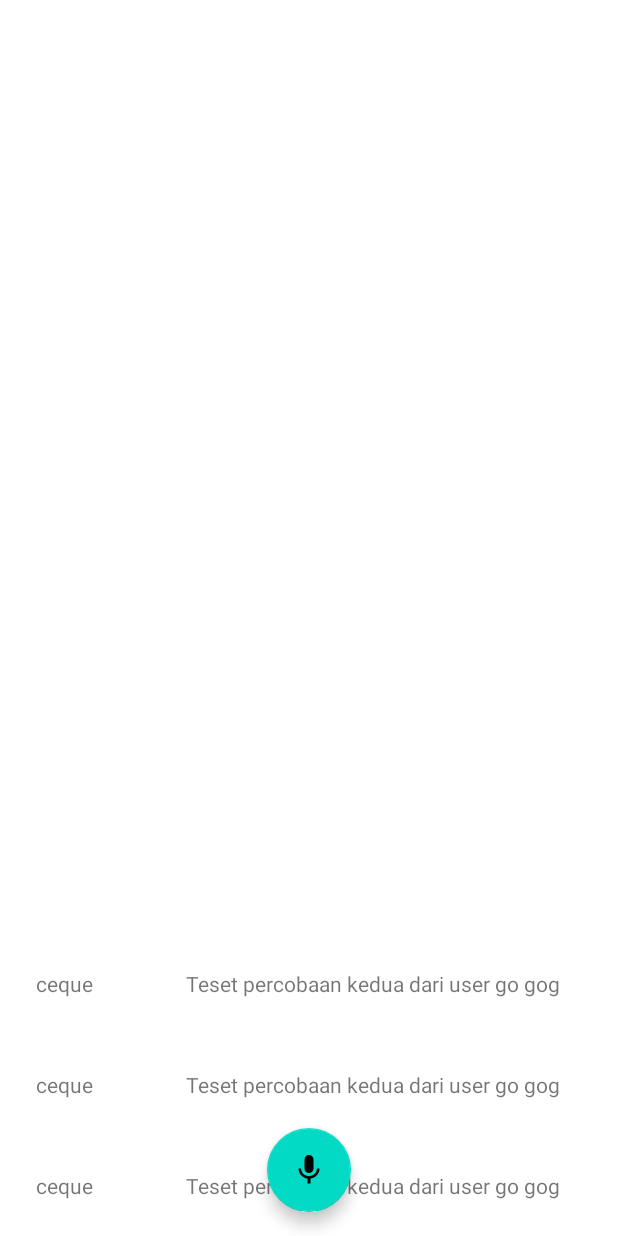
After one commit to B21-CAP0302-Jasoyah-Doandeh-Team/EnkrateiaApp-AndroidFrontEnd, an Android app: the layout fragment_chat.xml on its own in the app's theme, with its tools: preview values and no code run, on a phone screen of 412 x 824 dp. The commit adds this screen. Run offline under Robolectric (Android 15) with nearby library versions, the phone set to English and light mode, and no system bars.

Commit message:
item message and chat fragmenr

```diff
--- a/app/src/main/AndroidManifest.xml
+++ b/app/src/main/AndroidManifest.xml
@@ -1,6 +1,9 @@
 <?xml version="1.0" encoding="utf-8"?>
 <manifest xmlns:android="http://schemas.android.com/apk/res/android"
     package="ml.jasoyahdoandehgroup.androidteam.enkrateiaapp">
+
+    <uses-permission android:name="android.permission.INTERNET" />
+    <uses-permission android:name="android.permission.RECORD_AUDIO" />
 
     <application
         android:allowBackup="true"
--- /dev/null
+++ b/app/src/main/java/ml/jasoyahdoandehgroup/androidteam/enkrateiaapp/ui/chat/ChatFragment.kt
@@ -0,0 +1,12 @@
+package ml.jasoyahdoandehgroup.androidteam.enkrateiaapp.ui.chat
+
+import android.os.Bundle
+import androidx.fragment.app.Fragment
+import android.view.LayoutInflater
+import android.view.View
+import android.view.ViewGroup
+import ml.jasoyahdoandehgroup.androidteam.enkrateiaapp.R
+
+class ChatFragment : Fragment() {
+
+}
--- /dev/null
+++ b/app/src/main/res/drawable/ic_baseline_mic_24.xml
@@ -0,0 +1,10 @@
+<vector xmlns:android="http://schemas.android.com/apk/res/android"
+    android:width="24dp"
+    android:height="24dp"
+    android:viewportWidth="24"
+    android:viewportHeight="24"
+    android:tint="?attr/colorControlNormal">
+  <path
+      android:fillColor="@android:color/white"
+      android:pathData="M12,14c1.66,0 2.99,-1.34 2.99,-3L15,5c0,-1.66 -1.34,-3 -3,-3S9,3.34 9,5v6c0,1.66 1.34,3 3,3zM17.3,11c0,3 -2.54,5.1 -5.3,5.1S6.7,14 6.7,11L5,11c0,3.41 2.72,6.23 6,6.72L11,21h2v-3.28c3.28,-0.48 6,-3.3 6,-6.72h-1.7z"/>
+</vector>
--- /dev/null
+++ b/app/src/main/res/layout/fragment_chat.xml
@@ -0,0 +1,26 @@
+<?xml version="1.0" encoding="utf-8"?>
+<FrameLayout xmlns:android="http://schemas.android.com/apk/res/android"
+    xmlns:tools="http://schemas.android.com/tools"
+    android:layout_width="match_parent"
+    android:layout_height="match_parent"
+    xmlns:app="http://schemas.android.com/apk/res-auto"
+    tools:context=".ui.chat.ChatFragment">
+
+    <androidx.recyclerview.widget.RecyclerView
+        android:id="@+id/rv_message"
+        android:layout_width="match_parent"
+        android:layout_height="wrap_content"
+        android:layout_gravity="bottom"
+        tools:listitem="@layout/message_item" />
+
+    <com.google.android.material.floatingactionbutton.FloatingActionButton
+        android:id="@+id/fab_record"
+        android:layout_width="wrap_content"
+        android:layout_height="wrap_content"
+        android:layout_gravity="bottom|center"
+        android:layout_margin="16dp"
+        android:src="@drawable/ic_baseline_mic_24"
+        android:contentDescription="@string/fab_description"
+        app:fabSize="auto"/>
+
+</FrameLayout>
--- /dev/null
+++ b/app/src/main/res/layout/message_item.xml
@@ -0,0 +1,32 @@
+<?xml version="1.0" encoding="utf-8"?>
+<androidx.constraintlayout.widget.ConstraintLayout xmlns:android="http://schemas.android.com/apk/res/android"
+    android:layout_width="match_parent"
+    android:layout_height="wrap_content"
+    android:layout_margin="8dp"
+    xmlns:tools="http://schemas.android.com/tools"
+    xmlns:app="http://schemas.android.com/apk/res-auto">
+
+    <TextView
+        android:id="@+id/tv_msg_bot"
+        android:layout_width="0dp"
+        android:layout_height="wrap_content"
+        android:padding="16dp"
+        app:layout_constraintStart_toStartOf="parent"
+        app:layout_constraintTop_toTopOf="parent"
+        app:layout_constraintEnd_toEndOf="parent"
+        android:layout_marginEnd="100dp"
+        tools:text="ceque"/>
+
+    <TextView
+        android:id="@+id/tv_msg_user"
+        android:layout_width="0dp"
+        android:layout_height="wrap_content"
+        android:padding="16dp"
+        app:layout_constraintEnd_toEndOf="parent"
+        app:layout_constraintTop_toTopOf="parent"
+        app:layout_constraintStart_toStartOf="parent"
+        android:layout_marginStart="100dp"
+        tools:text="Teset percobaan kedua dari user go gog" />
+
+
+</androidx.constraintlayout.widget.ConstraintLayout>
--- a/app/src/main/res/values/strings.xml
+++ b/app/src/main/res/values/strings.xml
@@ -1,3 +1,6 @@
 <resources>
     <string name="app_name">EnkrateiaApp</string>
+    <!-- TODO: Remove or change this placeholder text -->
+    <string name="hello_blank_fragment">Hello blank fragment</string>
+    <string name="fab_description">Floating Button For Record your voice</string>
 </resources>
```
